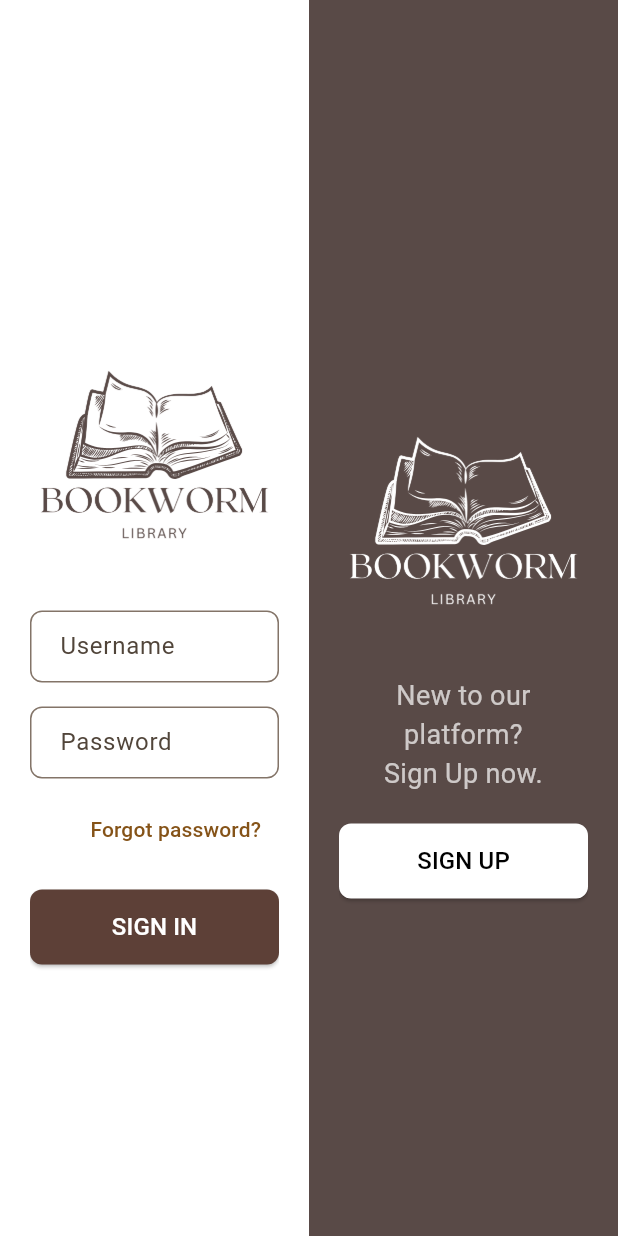
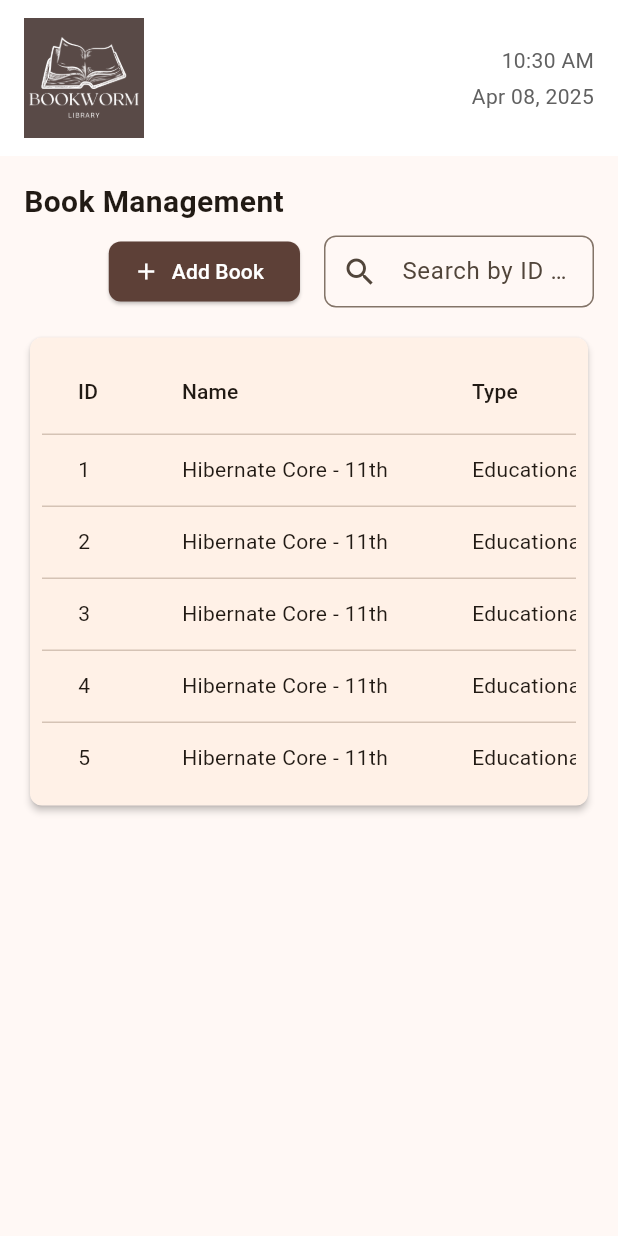
Before and after one commit to azur-14/bookworm, a Flutter app: the screen it shows after launch, on a phone screen of 412 x 824 dp. Run offline on Flutter 3.47's test engine with Material 3 defaults, Android fonts, the phone set to English and light mode, and no system bars.

Commit message:
book management

```diff
--- /dev/null
+++ b/bookworm/lib/BookManagement.dart
@@ -0,0 +1,397 @@
+import 'dart:async';
+import 'package:flutter/material.dart';
+import 'package:intl/intl.dart';
+import 'model/book.dart'; // Ensure this file exists and contains your Book model
+
+class BookManagementPage extends StatefulWidget {
+  const BookManagementPage({Key? key}) : super(key: key);
+
+  @override
+  _BookManagementPageState createState() => _BookManagementPageState();
+}
+
+class _BookManagementPageState extends State<BookManagementPage> {
+  late DateTime _currentTime;
+  Timer? _timer;
+
+  // Sample list of Book objects (replace with your actual data as needed)
+  final List<Book> _books = [
+    Book(
+      id: '1',
+      name: 'Hibernate Core - 11th',
+      type: 'Educational',
+      language: 'English',
+      availability: 'Borrowed',
+    ),
+    Book(
+      id: '2',
+      name: 'Hibernate Core - 11th',
+      type: 'Educational',
+      language: 'English',
+      availability: 'Available',
+    ),
+    Book(
+      id: '3',
+      name: 'Hibernate Core - 11th',
+      type: 'Educational',
+      language: 'English',
+      availability: 'Borrowed',
+    ),
+    Book(
+      id: '4',
+      name: 'Hibernate Core - 11th',
+      type: 'Educational',
+      language: 'English',
+      availability: 'Available',
+    ),
+    Book(
+      id: '5',
+      name: 'Hibernate Core - 11th',
+      type: 'Educational',
+      language: 'English',
+      availability: 'Borrowed',
+    ),
+  ];
+
+  @override
+  void initState() {
+    super.initState();
+    _currentTime = DateTime.now();
+    // Update the time every second.
+    _timer = Timer.periodic(const Duration(seconds: 1), (_) {
+      setState(() {
+        _currentTime = DateTime.now();
+      });
+    });
+  }
+
+  @override
+  void dispose() {
+    _timer?.cancel();
+    super.dispose();
+  }
+
+  // Build the DataTable using the list of Books.
+  Widget buildBookDataTable() {
+    return SingleChildScrollView(
+      scrollDirection: Axis.horizontal,
+      child: DataTable(
+        columns: const [
+          DataColumn(label: Text('ID')),
+          DataColumn(label: Text('Name')),
+          DataColumn(label: Text('Type')),
+          DataColumn(label: Text('Language')),
+          DataColumn(label: Text('Availability')),
+          DataColumn(label: Text('Action')),
+        ],
+        rows: _books.map((Book book) {
+          return DataRow(
+            cells: [
+              DataCell(Text(book.id)),
+              DataCell(Text(book.name)),
+              DataCell(Text(book.type)),
+              DataCell(Text(book.language)),
+              DataCell(Text(book.availability)),
+              DataCell(
+                Row(
+                  children: [
+                    IconButton(
+                      icon: const Icon(Icons.edit, color: Colors.orange),
+                      onPressed: () {
+                        // TODO: Handle Edit action.
+                      },
+                    ),
+                    IconButton(
+                      icon: const Icon(Icons.delete, color: Colors.red),
+                      onPressed: () {
+                        // TODO: Handle Delete action.
+                      },
+                    ),
+                  ],
+                ),
+              ),
+            ],
+          );
+        }).toList(),
+      ),
+    );
+  }
+
+  @override
+  Widget build(BuildContext context) {
+    // Format current time and date using Intl.
+    final String formattedTime = DateFormat('hh:mm a').format(_currentTime);
+    final String formattedDate = DateFormat('MMM dd, yyyy').format(_currentTime);
+
+    return Scaffold(
+      body: LayoutBuilder(
+        builder: (context, constraints) {
+          // Responsive: Use a Column layout if screen width is less than 800.
+          if (constraints.maxWidth < 800) {
+            return Column(
+              children: [
+                // Top bar for mobile view (combines logo and time/date).
+                Container(
+                  color: Colors.white,
+                  padding: const EdgeInsets.symmetric(horizontal: 16, vertical: 12),
+                  child: Row(
+                    mainAxisAlignment: MainAxisAlignment.spaceBetween,
+                    children: [
+                      Image.asset(
+                        'assets/logo_dark.png',
+                        width: 80,
+                      ),
+                      Column(
+                        crossAxisAlignment: CrossAxisAlignment.end,
+                        children: [
+                          Text(
+                            formattedTime,
+                            style: TextStyle(fontSize: 14, color: Colors.grey[700]),
+                          ),
+                          const SizedBox(height: 4),
+                          Text(
+                            formattedDate,
+                            style: TextStyle(fontSize: 14, color: Colors.grey[700]),
+                          ),
+                        ],
+                      ),
+                    ],
+                  ),
+                ),
+                // Main content (stacked vertically)
+                Expanded(
+                  child: SingleChildScrollView(
+                    child: Padding(
+                      padding: const EdgeInsets.all(16),
+                      child: Column(
+                        crossAxisAlignment: CrossAxisAlignment.start,
+                        children: [
+                          const Text(
+                            'Book Management',
+                            style: TextStyle(fontSize: 20, fontWeight: FontWeight.bold),
+                          ),
+                          const SizedBox(height: 8),
+                          Row(
+                            mainAxisAlignment: MainAxisAlignment.end,
+                            children: [
+                              ElevatedButton.icon(
+                                onPressed: () {
+                                  // TODO: Handle Add Book action.
+                                },
+                                icon: const Icon(Icons.add),
+                                label: const Text('Add Book'),
+                                style: ElevatedButton.styleFrom(
+                                  backgroundColor: Colors.brown[700],
+                                  foregroundColor: Colors.white,
+                                  shape: RoundedRectangleBorder(
+                                    borderRadius: BorderRadius.circular(8),
+                                  ),
+                                ),
+                              ),
+                              const SizedBox(width: 16),
+                              SizedBox(
+                                width: 180,
+                                child: TextField(
+                                  decoration: InputDecoration(
+                                    hintText: 'Search by ID or Name',
+                                    prefixIcon: const Icon(Icons.search),
+                                    border: OutlineInputBorder(
+                                      borderRadius: BorderRadius.circular(8),
+                                    ),
+                                    contentPadding: const EdgeInsets.symmetric(horizontal: 12),
+                                  ),
+                                ),
+                              ),
+                            ],
+                          ),
+                          const SizedBox(height: 16),
+                          Card(
+                            elevation: 2,
+                            shape: RoundedRectangleBorder(
+                              borderRadius: BorderRadius.circular(8),
+                            ),
+                            child: Padding(
+                              padding: const EdgeInsets.all(8.0),
+                              child: buildBookDataTable(),
+                            ),
+                          ),
+                        ],
+                      ),
+                    ),
+                  ),
+                ),
+              ],
+            );
+          }
+          // Desktop / large screen layout: Sidebar + Main Content side by side.
+          else {
+            return Row(
+              children: [
+                // LEFT SIDEBAR
+                Container(
+                  width: 220,
+                  color: const Color(0xFF594A47), // Dark brown background
+                  padding: const EdgeInsets.symmetric(vertical: 40, horizontal: 16),
+                  child: Column(
+                    crossAxisAlignment: CrossAxisAlignment.start,
+                    children: [
+                      // Logo area
+                      Container(
+                        height: 100,
+                        alignment: Alignment.center,
+                        child: Image.asset(
+                          'assets/logo_dark.png', // Adjust asset path as needed
+                          width: 90,
+                        ),
+                      ),
+                      const SizedBox(height: 20),
+                      // Navigation items
+                      ListTile(
+                        leading: const Icon(Icons.dashboard, color: Colors.white),
+                        title: const Text('Dashboard', style: TextStyle(color: Colors.white)),
+                        onTap: () {},
+                      ),
+                      ListTile(
+                        leading: const Icon(Icons.library_books, color: Colors.white),
+                        title: const Text('Catalog', style: TextStyle(color: Colors.white)),
+                        onTap: () {},
+                      ),
+                      ListTile(
+                        leading: const Icon(Icons.book, color: Colors.white),
+                        title: const Text('Books', style: TextStyle(color: Colors.white)),
+                        onTap: () {},
+                      ),
+                      ListTile(
+                        leading: const Icon(Icons.people, color: Colors.white),
+                        title: const Text('Users', style: TextStyle(color: Colors.white)),
+                        onTap: () {},
+                      ),
+                      ListTile(
+                        leading: const Icon(Icons.store, color: Colors.white),
+                        title: const Text('Branches', style: TextStyle(color: Colors.white)),
+                        onTap: () {},
+                      ),
+                      const Spacer(),
+                      ListTile(
+                        leading: const Icon(Icons.logout, color: Colors.white),
+                        title: const Text('Log Out', style: TextStyle(color: Colors.white)),
+                        onTap: () {
+                          // TODO: Handle logout
+                        },
+                      ),
+                    ],
+                  ),
+                ),
+                // RIGHT MAIN CONTENT
+                Expanded(
+                  child: Column(
+                    crossAxisAlignment: CrossAxisAlignment.stretch,
+                    children: [
+                      // TOP BAR
+                      Container(
+                        color: Colors.white,
+                        height: 60,
+                        padding: const EdgeInsets.symmetric(horizontal: 16),
+                        child: Row(
+                          mainAxisAlignment: MainAxisAlignment.spaceBetween,
+                          children: [
+                            // User info (Name and Role)
+                            Column(
+                              mainAxisAlignment: MainAxisAlignment.center,
+                              crossAxisAlignment: CrossAxisAlignment.start,
+                              children: const [
+                                Text('Nisal Gunasekara', style: TextStyle(fontSize: 16)),
+                                Text('Admin', style: TextStyle(fontSize: 14, color: Colors.grey)),
+                              ],
+                            ),
+                            // Time and Date
+                            Row(
+                              children: [
+                                Text(
+                                  formattedTime,
+                                  style: TextStyle(fontSize: 14, color: Colors.grey[700]),
+                                ),
+                                const SizedBox(width: 16),
+                                Text(
+                                  formattedDate,
+                                  style: TextStyle(fontSize: 14, color: Colors.grey[700]),
+                                ),
+                              ],
+                            ),
+                          ],
+                        ),
+                      ),
+                      // Main content: Book Management interface
+                      Expanded(
+                        child: Container(
+                          color: const Color(0xFFFFF3EB), // Light peach background
+                          padding: const EdgeInsets.all(16),
+                          child: Column(
+                            crossAxisAlignment: CrossAxisAlignment.start,
+                            children: [
+                              const Text(
+                                'Book Management',
+                                style: TextStyle(fontSize: 20, fontWeight: FontWeight.bold),
+                              ),
+                              const SizedBox(height: 8),
+                              Row(
+                                mainAxisAlignment: MainAxisAlignment.end,
+                                children: [
+                                  ElevatedButton.icon(
+                                    onPressed: () {
+                                      // TODO: Handle Add Book action
+                                    },
+                                    icon: const Icon(Icons.add),
+                                    label: const Text('Add Book'),
+                                    style: ElevatedButton.styleFrom(
+                                      backgroundColor: Colors.brown[700],
+                                      foregroundColor: Colors.white,
+                                      shape: RoundedRectangleBorder(
+                                        borderRadius: BorderRadius.circular(8),
+                                      ),
+                                    ),
+                                  ),
+                                  const SizedBox(width: 16),
+                                  SizedBox(
+                                    width: 220,
+                                    child: TextField(
+                                      decoration: InputDecoration(
+                                        hintText: 'Search by ID or Name',
+                                        prefixIcon: const Icon(Icons.search),
+                                        border: OutlineInputBorder(
+                                          borderRadius: BorderRadius.circular(8),
+                                        ),
+                                        contentPadding: const EdgeInsets.symmetric(horizontal: 12),
+                                      ),
+                                    ),
+                                  ),
+                                ],
+                              ),
+                              const SizedBox(height: 16),
+                              Expanded(
+                                child: Card(
+                                  elevation: 2,
+                                  shape: RoundedRectangleBorder(
+                                    borderRadius: BorderRadius.circular(8),
+                                  ),
+                                  child: Padding(
+                                    padding: const EdgeInsets.all(8.0),
+                                    child: buildBookDataTable(),
+                                  ),
+                                ),
+                              ),
+                            ],
+                          ),
+                        ),
+                      ),
+                    ],
+                  ),
+                ),
+              ],
+            );
+          }
+        },
+      ),
+    );
+  }
+}
--- a/bookworm/lib/login.dart
+++ b/bookworm/lib/Login.dart
@@ -1,6 +1,6 @@
-import 'package:bookworm/signup.dart';
+import 'package:bookworm/SignUp.dart';
 import 'package:flutter/material.dart';
-import 'forgetpassword.dart';
+import 'ForgetPassword.dart';
 class SignInPage extends StatelessWidget {
   const SignInPage({Key? key}) : super(key: key);
   @override
--- a/bookworm/lib/main.dart
+++ b/bookworm/lib/main.dart
@@ -1,5 +1,7 @@
 import 'package:flutter/material.dart';
-import 'login.dart';
+import 'Login.dart';
+import 'AdminHome.dart';
+import 'BookManagement.dart';
 void main() {
   runApp(const MyApp());
 }
@@ -16,7 +18,7 @@ class MyApp extends StatelessWidget {
         colorScheme: ColorScheme.fromSeed(seedColor: Colors.orange),
         useMaterial3: true,
       ),
-      home: SignInPage(),// Đặt WelcomeScreen làm trang chính
+      home: BookManagementPage(),// Đặt WelcomeScreen làm trang chính
     );
   }
 }
--- /dev/null
+++ b/bookworm/lib/model/Book.dart
@@ -0,0 +1,36 @@
+class Book {
+  final String id;
+  final String name;
+  final String type;
+  final String language;
+  final String availability;
+
+  Book({
+    required this.id,
+    required this.name,
+    required this.type,
+    required this.language,
+    required this.availability,
+  });
+
+  // Optional: fromMap and toMap methods for JSON conversion if needed
+  factory Book.fromMap(Map<String, dynamic> data) {
+    return Book(
+      id: data['id'] as String,
+      name: data['name'] as String,
+      type: data['type'] as String,
+      language: data['language'] as String,
+      availability: data['availability'] as String,
+    );
+  }
+
+  Map<String, dynamic> toMap() {
+    return {
+      'id': id,
+      'name': name,
+      'type': type,
+      'language': language,
+      'availability': availability,
+    };
+  }
+}
--- a/bookworm/pubspec.yaml
+++ b/bookworm/pubspec.yaml
@@ -30,6 +30,7 @@ environment:
 dependencies:
   flutter:
     sdk: flutter
+  intl: ^0.17.0
 
   # The following adds the Cupertino Icons font to your application.
   # Use with the CupertinoIcons class for iOS style icons.
```
Also changed, not shown: bookworm/lib/AdminHome.dart (added, +161 -0 lines), bookworm/lib/model/SidebarManager.dart (added, +37 -0 lines), bookworm/lib/theme/AppColor.dart (added, +8 -0 lines), bookworm/lib/widgets/SidebarItem.dart (added, +54 -0 lines), bookworm/lib/ForgetPassword.dart (renamed from bookworm/lib/forgetpassword.dart), bookworm/lib/ResetPassword.dart (renamed from bookworm/lib/resetpassword.dart), bookworm/lib/SignUp.dart (renamed from bookworm/lib/signup.dart), bookworm/pubspec.lock.
